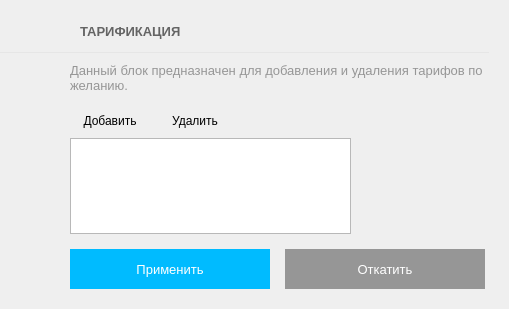
First picture: the form in Client/forms/AdditionalSettingsForm.ui, repository Baxulio/Attraction, before the edit.
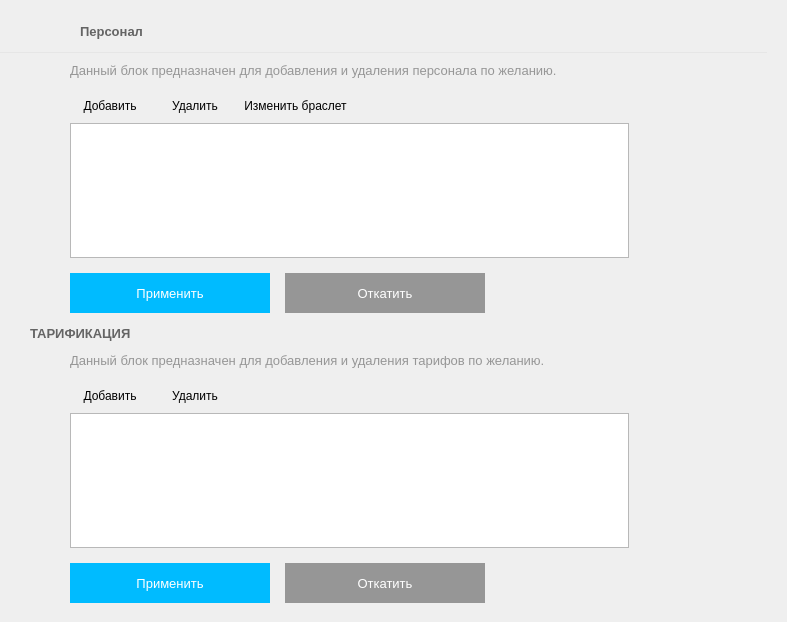
Second picture: the form after the edit. Icons and pictures are not drawn.

The edit to the form file:
```diff
--- a/Client/forms/AdditionalSettingsForm.ui
+++ b/Client/forms/AdditionalSettingsForm.ui
@@ -6,14 +6,14 @@
    <rect>
     <x>0</x>
     <y>0</y>
-    <width>509</width>
-    <height>309</height>
+    <width>787</width>
+    <height>622</height>
    </rect>
   </property>
   <property name="windowTitle">
    <string>Form</string>
   </property>
-  <layout class="QVBoxLayout" name="verticalLayout" stretch="0,0,1">
+  <layout class="QVBoxLayout" name="verticalLayout" stretch="0,0,1,0,0">
    <property name="spacing">
     <number>10</number>
    </property>
@@ -64,7 +64,7 @@
         <string notr="true">color: rgb(100, 100, 100);</string>
        </property>
        <property name="text">
-        <string>ТАРИФИКАЦИЯ</string>
+        <string>Персонал</string>
        </property>
       </widget>
      </item>
@@ -109,6 +109,357 @@
      </property>
     </widget>
    </item>
+   <item>
+    <layout class="QHBoxLayout" name="horizontalLayout_10">
+     <property name="spacing">
+      <number>20</number>
+     </property>
+     <property name="leftMargin">
+      <number>30</number>
+     </property>
+     <property name="topMargin">
+      <number>0</number>
+     </property>
+     <item>
+      <layout class="QVBoxLayout" name="verticalLayout_7">
+       <property name="spacing">
+        <number>5</number>
+       </property>
+       <property name="topMargin">
+        <number>0</number>
+       </property>
+       <property name="rightMargin">
+        <number>0</number>
+       </property>
+       <item>
+        <widget class="QLabel" name="label_8">
+         <property name="pixmap">
+          <pixmap resource="../clientresources.qrc">:/resources/glyphs/58.png</pixmap>
+         </property>
+         <property name="alignment">
+          <set>Qt::AlignLeading|Qt::AlignLeft|Qt::AlignTop</set>
+         </property>
+        </widget>
+       </item>
+       <item>
+        <spacer name="verticalSpacer_3">
+         <property name="orientation">
+          <enum>Qt::Vertical</enum>
+         </property>
+         <property name="sizeHint" stdset="0">
+          <size>
+           <width>20</width>
+           <height>40</height>
+          </size>
+         </property>
+        </spacer>
+       </item>
+      </layout>
+     </item>
+     <item>
+      <layout class="QVBoxLayout" name="verticalLayout_8" stretch="0,0,0">
+       <property name="spacing">
+        <number>15</number>
+       </property>
+       <property name="sizeConstraint">
+        <enum>QLayout::SetDefaultConstraint</enum>
+       </property>
+       <item>
+        <widget class="QLabel" name="label_9">
+         <property name="font">
+          <font>
+           <pointsize>10</pointsize>
+          </font>
+         </property>
+         <property name="text">
+          <string>&lt;html&gt;&lt;head/&gt;&lt;body&gt;&lt;p&gt;&lt;span style=&quot; color:#969696;&quot;&gt;Данный блок предназначен для добавления и удаления персонала по желанию.&lt;/span&gt;&lt;/p&gt;&lt;/body&gt;&lt;/html&gt;</string>
+         </property>
+         <property name="wordWrap">
+          <bool>true</bool>
+         </property>
+        </widget>
+       </item>
+       <item>
+        <layout class="QHBoxLayout" name="horizontalLayout_11">
+         <property name="spacing">
+          <number>10</number>
+         </property>
+         <property name="rightMargin">
+          <number>0</number>
+         </property>
+         <property name="bottomMargin">
+          <number>0</number>
+         </property>
+         <item>
+          <layout class="QVBoxLayout" name="verticalLayout_9">
+           <property name="spacing">
+            <number>5</number>
+           </property>
+           <property name="rightMargin">
+            <number>0</number>
+           </property>
+           <property name="bottomMargin">
+            <number>0</number>
+           </property>
+           <item>
+            <layout class="QHBoxLayout" name="horizontalLayout_12">
+             <property name="spacing">
+              <number>5</number>
+             </property>
+             <property name="bottomMargin">
+              <number>0</number>
+             </property>
+             <item>
+              <widget class="QPushButton" name="add_stuff_but">
+               <property name="minimumSize">
+                <size>
+                 <width>0</width>
+                 <height>25</height>
+                </size>
+               </property>
+               <property name="cursor">
+                <cursorShape>PointingHandCursor</cursorShape>
+               </property>
+               <property name="text">
+                <string>Добавить</string>
+               </property>
+               <property name="icon">
+                <iconset resource="../clientresources.qrc">
+                 <normaloff>:/resources/glyphs/36.png</normaloff>:/resources/glyphs/36.png</iconset>
+               </property>
+               <property name="flat">
+                <bool>true</bool>
+               </property>
+              </widget>
+             </item>
+             <item>
+              <widget class="QPushButton" name="delete_stuff_but">
+               <property name="minimumSize">
+                <size>
+                 <width>0</width>
+                 <height>25</height>
+                </size>
+               </property>
+               <property name="cursor">
+                <cursorShape>PointingHandCursor</cursorShape>
+               </property>
+               <property name="text">
+                <string>Удалить</string>
+               </property>
+               <property name="icon">
+                <iconset resource="../clientresources.qrc">
+                 <normaloff>:/resources/glyphs/37.png</normaloff>:/resources/glyphs/37.png</iconset>
+               </property>
+               <property name="flat">
+                <bool>true</bool>
+               </property>
+              </widget>
+             </item>
+             <item>
+              <widget class="QPushButton" name="chang_bracer_but">
+               <property name="minimumSize">
+                <size>
+                 <width>0</width>
+                 <height>25</height>
+                </size>
+               </property>
+               <property name="cursor">
+                <cursorShape>PointingHandCursor</cursorShape>
+               </property>
+               <property name="text">
+                <string>Изменить браслет</string>
+               </property>
+               <property name="icon">
+                <iconset resource="../clientresources.qrc">
+                 <normaloff>:/resources/glyphs/33.png</normaloff>:/resources/glyphs/33.png</iconset>
+               </property>
+               <property name="flat">
+                <bool>true</bool>
+               </property>
+              </widget>
+             </item>
+             <item>
+              <spacer name="horizontalSpacer_6">
+               <property name="orientation">
+                <enum>Qt::Horizontal</enum>
+               </property>
+               <property name="sizeHint" stdset="0">
+                <size>
+                 <width>40</width>
+                 <height>20</height>
+                </size>
+               </property>
+              </spacer>
+             </item>
+            </layout>
+           </item>
+           <item>
+            <widget class="QTableView" name="staff_table">
+             <property name="selectionMode">
+              <enum>QAbstractItemView::ContiguousSelection</enum>
+             </property>
+             <property name="selectionBehavior">
+              <enum>QAbstractItemView::SelectRows</enum>
+             </property>
+             <property name="sortingEnabled">
+              <bool>true</bool>
+             </property>
+             <attribute name="horizontalHeaderStretchLastSection">
+              <bool>true</bool>
+             </attribute>
+             <attribute name="verticalHeaderVisible">
+              <bool>false</bool>
+             </attribute>
+             <attribute name="verticalHeaderHighlightSections">
+              <bool>false</bool>
+             </attribute>
+            </widget>
+           </item>
+          </layout>
+         </item>
+         <item>
+          <widget class="QLabel" name="product_type_icon_2">
+           <property name="minimumSize">
+            <size>
+             <width>128</width>
+             <height>128</height>
+            </size>
+           </property>
+           <property name="maximumSize">
+            <size>
+             <width>128</width>
+             <height>128</height>
+            </size>
+           </property>
+           <property name="text">
+            <string/>
+           </property>
+           <property name="scaledContents">
+            <bool>true</bool>
+           </property>
+          </widget>
+         </item>
+        </layout>
+       </item>
+       <item>
+        <layout class="QHBoxLayout" name="horizontalLayout_13">
+         <item>
+          <widget class="QPushButton" name="staff_submit">
+           <property name="minimumSize">
+            <size>
+             <width>200</width>
+             <height>40</height>
+            </size>
+           </property>
+           <property name="font">
+            <font>
+             <pointsize>10</pointsize>
+            </font>
+           </property>
+           <property name="styleSheet">
+            <string notr="true">QAbstractButton{
+color: rgb(255, 255, 255);
+border:none;
+	background-color: rgb(0, 187, 255);
+}
+QAbstractButton:hover{
+/*background-color: rgb(255, 170, 0);*/
+	background-color: rgb(0, 187, 255, 50%);
+
+}</string>
+           </property>
+           <property name="text">
+            <string>Применить</string>
+           </property>
+          </widget>
+         </item>
+         <item>
+          <widget class="QPushButton" name="staff_revert">
+           <property name="minimumSize">
+            <size>
+             <width>200</width>
+             <height>40</height>
+            </size>
+           </property>
+           <property name="font">
+            <font>
+             <pointsize>10</pointsize>
+            </font>
+           </property>
+           <property name="styleSheet">
+            <string notr="true">QAbstractButton{
+color: rgb(255, 255, 255);
+border:none;
+background-color: rgb(150, 150, 150);
+
+}
+QAbstractButton:hover{
+/*background-color: rgb(255, 170, 0);*/
+background-color: rgb(150, 150, 150, 50%);
+
+}</string>
+           </property>
+           <property name="text">
+            <string>Откатить</string>
+           </property>
+          </widget>
+         </item>
+         <item>
+          <spacer name="horizontalSpacer_7">
+           <property name="orientation">
+            <enum>Qt::Horizontal</enum>
+           </property>
+           <property name="sizeHint" stdset="0">
+            <size>
+             <width>40</width>
+             <height>20</height>
+            </size>
+           </property>
+          </spacer>
+         </item>
+        </layout>
+       </item>
+      </layout>
+     </item>
+    </layout>
+   </item>
+   <item>
+    <layout class="QHBoxLayout" name="horizontalLayout_2">
+     <property name="leftMargin">
+      <number>30</number>
+     </property>
+     <item>
+      <widget class="QLabel" name="label_5">
+       <property name="font">
+        <font>
+         <pointsize>10</pointsize>
+         <weight>75</weight>
+         <bold>true</bold>
+        </font>
+       </property>
+       <property name="styleSheet">
+        <string notr="true">color: rgb(100, 100, 100);</string>
+       </property>
+       <property name="text">
+        <string>ТАРИФИКАЦИЯ</string>
+       </property>
+      </widget>
+     </item>
+     <item>
+      <spacer name="horizontalSpacer_3">
+       <property name="orientation">
+        <enum>Qt::Horizontal</enum>
+       </property>
+       <property name="sizeHint" stdset="0">
+        <size>
+         <width>40</width>
+         <height>20</height>
+        </size>
+       </property>
+      </spacer>
+     </item>
+    </layout>
+   </item>
    <item>
     <layout class="QHBoxLayout" name="horizontalLayout_6">
      <property name="spacing">
```
